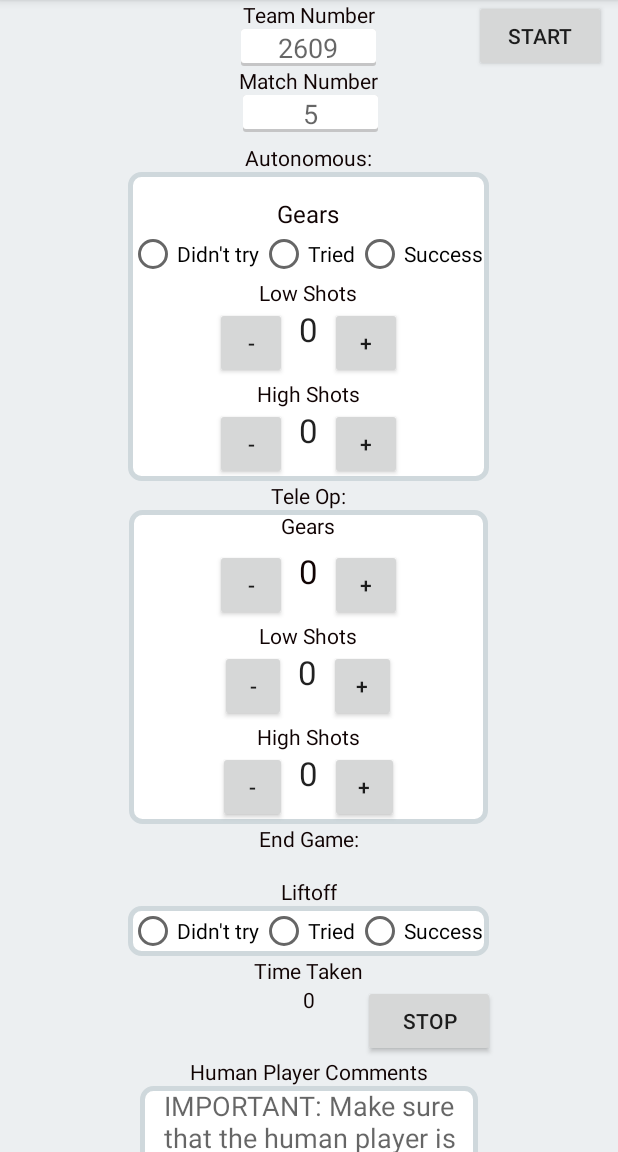
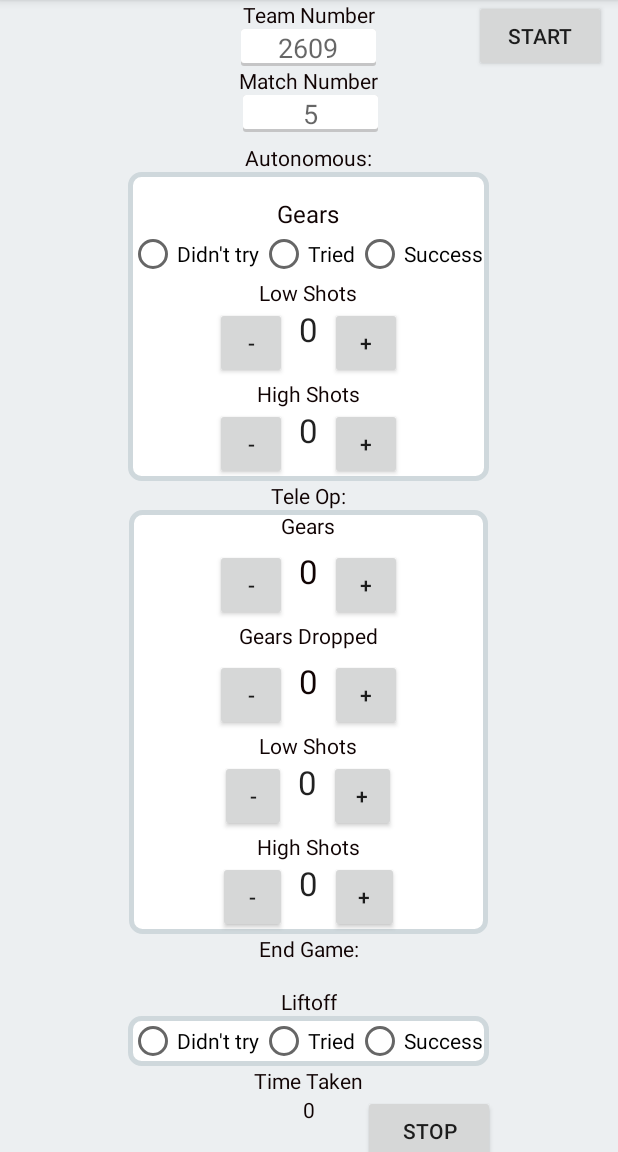
Before and after one commit to Keenan-Ker51/2609Scouting, an Android app: the ScoutActivity screen opened directly, with no data from a screen before it, after a tap on "STOP", on a phone screen of 412 x 824 dp, the part 84-1236 px from its top. Run offline under Robolectric (Android 15) with nearby library versions, the phone set to English and light mode, and no system bars.

Commit message:
Added scout stuff

```diff
--- a/app/src/main/java/com/keenanker/a2609scouting/MentorActivity.java
+++ b/app/src/main/java/com/keenanker/a2609scouting/MentorActivity.java
@@ -98,7 +98,8 @@ public class MentorActivity extends AppCompatActivity {
                 ";"+ teamFiveNum.getText().toString() + ",;"+  teamFiveComments.getText().toString() +
                 ";"+ teamSixNum.getText().toString() + ";"+  teamSixComments.getText().toString() + ";"+
                 autoRotor+";"+totalRotorET.getText().toString()+";"+furnaceCheck+";"+kpaRemaining.getText().toString()+";"+
-                redAutoRotor + ";"+redTotalRotorET.getText().toString()+ ";"+redFurnaceCheck+ ";"+redKpaRemaining.getText().toString()+";"+mentorName.getText();
+                redAutoRotor + ";"+redTotalRotorET.getText().toString()+ ";"+redFurnaceCheck+ ";"+redKpaRemaining.getText().toString()+
+                ";"+mentorName.getText().toString()+";"+matchNum.getText().toString();
 
     }
 
--- a/app/src/main/java/com/keenanker/a2609scouting/ScoutActivity.java
+++ b/app/src/main/java/com/keenanker/a2609scouting/ScoutActivity.java
@@ -75,6 +75,8 @@ public class ScoutActivity extends AppCompatActivity implements View.OnTouchList
     Button gearAutoLess;
     Button gearTeleAdd;
     Button gearTeleLess;
+    Button gearDroppedTeleAdd;
+    Button gearDroppedTeleLess;
     Button lowAutoLess;
     Button lowAutoAdd;
     Button lowTeleLess;
@@ -87,6 +89,8 @@ public class ScoutActivity extends AppCompatActivity implements View.OnTouchList
     Button liftoffAdd;
     TextView gearsAutoCountTV;
     TextView gearsTeleCountTV;
+    TextView gearsDroppedTeleCountTV;
+
     TextView lowAutoCountTV;
     TextView lowTeleCountTV;
     TextView highAutoCountTV;
@@ -98,6 +102,7 @@ public class ScoutActivity extends AppCompatActivity implements View.OnTouchList
     int highTeleCount = 0;
     int gearAutoCount = 0;
     int gearTeleCount = 0;
+    int gearDroppedTeleCount = 0;
     int liftoffCount = 0;
     int allianceNumber = 0;
     EditText allianceNumberET;
@@ -359,7 +364,7 @@ public class ScoutActivity extends AppCompatActivity implements View.OnTouchList
                 ";" + gearString + ";" + lowAutoCount + ";" + highAutoCount  + ";" + gearTeleCount +
                 ";" + lowTeleCount + ";" + highTeleCount + ";" + ";" + liftOffString
                 + ";" + comments.getText().toString() + ";" + humanComments.getText().toString() +
-                ";" + scoutName.getText().toString()+";"+alliance+";"+finalCount
+                ";" + scoutName.getText().toString()+";"+alliance+";"+finalCount+";"+gearDroppedTeleCount
                 ;
 
         scoutString = scoutName.getText().toString();
@@ -462,6 +467,22 @@ public class ScoutActivity extends AppCompatActivity implements View.OnTouchList
         } else {
             gearTeleCount = gearTeleCount - 1;
             gearsTeleCountTV.setText(String.valueOf(gearTeleCount));
+        }
+    }
+    public void gearsDroppedTeleAdd(View view) {
+        if (gearTeleCount == 12) {
+            gearTeleCount = gearTeleCount;
+        } else {
+            gearDroppedTeleCount = gearDroppedTeleCount + 1;
+            gearsDroppedTeleCountTV.setText(String.valueOf(gearDroppedTeleCount));
+        }
+    }
+    public void gearsDroppedTeleLess(View view) {
+        if (gearDroppedTeleCount == 0) {
+            gearDroppedTeleCount = gearDroppedTeleCount;
+        } else {
+            gearDroppedTeleCount = gearDroppedTeleCount - 1;
+            gearsDroppedTeleCountTV.setText(String.valueOf(gearTeleCount));
         }
     }
     public void lowAutoAdd(View view) {
@@ -593,6 +614,10 @@ public class ScoutActivity extends AppCompatActivity implements View.OnTouchList
         gearTeleLess = (Button) findViewById(R.id.gearTeleLess);
         gearsTeleCountTV = (TextView) findViewById(R.id.gearCountTVTele);
 
+        gearDroppedTeleAdd = (Button) findViewById(R.id.gearDroppedTeleAdd);
+        gearDroppedTeleLess = (Button) findViewById(R.id.gearDroppedTeleLess);
+        gearsDroppedTeleCountTV = (TextView) findViewById(R.id.gearDroppedCountTVTele);
+
         lowAutoLess = (Button) findViewById(R.id.lowHitLess);
         lowAutoAdd = (Button) findViewById(R.id.lowHitAdd);
         lowTeleLess = (Button) findViewById(R.id.lowTeleLess);
--- a/app/src/main/res/layout/activity_scout.xml
+++ b/app/src/main/res/layout/activity_scout.xml
@@ -569,11 +569,60 @@
                         android:text="+" />
                 </RelativeLayout>
 
+                <RelativeLayout
+                    android:layout_width="150sp"
+                    android:layout_height="wrap_content"
+                    android:id="@+id/gearDroppedTeleRL"
+                    android:layout_below="@id/gearTeleRL"
+                    android:layout_centerHorizontal="true"
+                    >
+                    <TextView
+                        android:id="@+id/gearsDroppedTeleTV"
+                        android:layout_width="wrap_content"
+                        android:layout_height="wrap_content"
+                        android:paddingBottom="6sp"
+                        android:layout_marginStart="174sp"
+                        android:layout_centerHorizontal="true"
+                        android:text="Gears Dropped"
+                        android:textColor="#100303"
+                        android:layout_marginEnd="28sp" />
+
+                    <Button
+                        android:id="@+id/gearDroppedTeleLess"
+                        android:layout_width="48sp"
+                        android:layout_height="48sp"
+                        android:layout_below="@+id/gearsDroppedTeleTV"
+                        android:onClick="gearsDroppedTeleLess"
+                        android:layout_toStartOf="@+id/gearDroppedCountTVTele"
+                        android:text="-" />
+
+                    <TextView
+                        android:id="@+id/gearDroppedCountTVTele"
+                        android:layout_width="wrap_content"
+                        android:layout_height="wrap_content"
+                        android:layout_alignTop="@+id/gearDroppedTeleLess"
+                        android:text="0"
+                        android:textColor="#100303"
+                        android:layout_centerHorizontal="true"
+                        android:textAppearance="?android:attr/textAppearanceLarge"
+                        android:layout_marginLeft="8sp"
+                        android:layout_marginRight="8sp" />
+
+                    <Button
+                        android:id="@+id/gearDroppedTeleAdd"
+                        android:layout_width="48sp"
+                        android:layout_height="48sp"
+                        android:layout_below="@+id/gearsDroppedTeleTV"
+                        android:layout_toEndOf="@+id/gearDroppedCountTVTele"
+                        android:onClick="gearsDroppedTeleAdd"
+                        android:text="+" />
+                </RelativeLayout>
+
 
                 <RelativeLayout
                     android:layout_width="wrap_content"
                     android:layout_height="wrap_content"
-                    android:layout_below="@+id/gearTeleRL"
+                    android:layout_below="@+id/gearDroppedTeleRL"
                     android:layout_centerHorizontal="true"
                     android:id="@+id/lowTeleRL"
                     >
```
